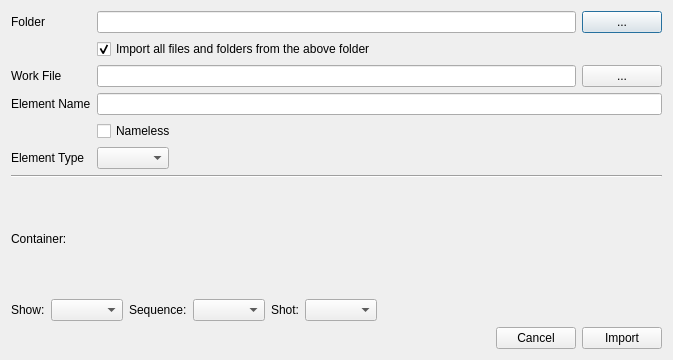
Qt form ui/importElementDialog.ui (sashaouellet/Helix) before a commit.
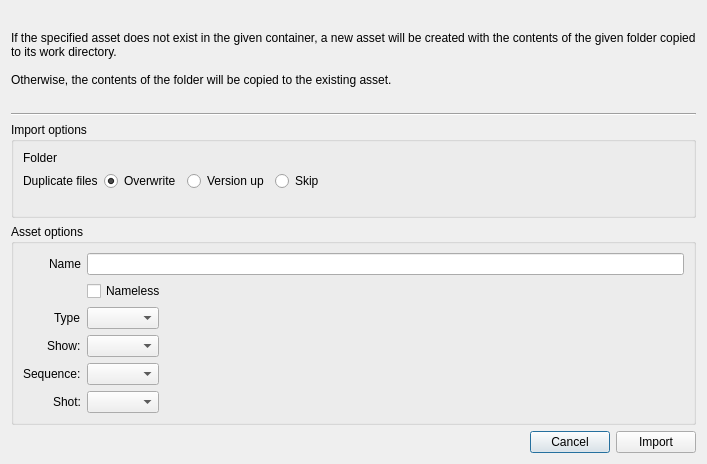
The same form after that commit.

Diff of the .ui file:
```diff
--- a/ui/importElementDialog.ui
+++ b/ui/importElementDialog.ui
@@ -6,8 +6,8 @@
    <rect>
     <x>0</x>
     <y>0</y>
-    <width>673</width>
-    <height>360</height>
+    <width>707</width>
+    <height>464</height>
    </rect>
   </property>
   <property name="windowTitle">
@@ -15,9 +15,32 @@
   </property>
   <layout class="QVBoxLayout" name="verticalLayout">
    <item>
-    <layout class="QFormLayout" name="formLayout_2">
+    <widget class="QLabel" name="label">
+     <property name="text">
+      <string>If the specified asset does not exist in the given container, a new asset will be created with the contents of the given folder copied to its work directory. 
+
+Otherwise, the contents of the folder will be copied to the existing asset.</string>
+     </property>
+     <property name="wordWrap">
+      <bool>true</bool>
+     </property>
+    </widget>
+   </item>
+   <item>
+    <widget class="Line" name="line">
+     <property name="orientation">
+      <enum>Qt::Horizontal</enum>
+     </property>
+    </widget>
+   </item>
+   <item>
+    <widget class="QGroupBox" name="groupBox">
+     <property name="title">
+      <string>Import options</string>
+     </property>
+     <layout class="QFormLayout" name="formLayout">
      <property name="fieldGrowthPolicy">
-      <enum>QFormLayout::AllNonFixedFieldsGrow</enum>
+       <enum>QFormLayout::ExpandingFieldsGrow</enum>
      </property>
      <item row="0" column="0">
       <widget class="QLabel" name="LBL_folder">
@@ -30,57 +53,85 @@
       </widget>
      </item>
      <item row="0" column="1">
-      <layout class="QHBoxLayout" name="horizontalLayout_5">
-       <item>
-        <widget class="QLineEdit" name="LNE_folder"/>
-       </item>
-       <item>
-        <widget class="QPushButton" name="BTN_folder">
-         <property name="text">
-          <string>...</string>
-         </property>
-        </widget>
-       </item>
-      </layout>
-     </item>
-     <item row="2" column="0">
-      <widget class="QLabel" name="LBL_file">
-       <property name="toolTip">
-        <string>This is the actual file that represents the element, i.e. a Maya scene file, Nuke script, etc.</string>
-       </property>
-       <property name="text">
-        <string>Work File</string>
-       </property>
-      </widget>
-     </item>
-     <item row="2" column="1">
+       <layout class="QHBoxLayout" name="LAY_folderSelect"/>
+      </item>
+      <item row="1" column="1">
       <layout class="QHBoxLayout" name="horizontalLayout_2">
        <item>
-        <widget class="QLineEdit" name="LNE_file"/>
+         <widget class="QRadioButton" name="RDO_overwrite">
+          <property name="text">
+           <string>Overwrite</string>
+          </property>
+          <property name="checked">
+           <bool>true</bool>
+          </property>
+         </widget>
        </item>
        <item>
-        <widget class="QPushButton" name="BTN_file">
+         <widget class="QRadioButton" name="RDO_versionUp">
          <property name="text">
-          <string>...</string>
+           <string>Version up</string>
          </property>
         </widget>
        </item>
-      </layout>
-     </item>
-     <item row="3" column="0">
+        <item>
+         <widget class="QRadioButton" name="RDO_skip">
+          <property name="text">
+           <string>Skip</string>
+          </property>
+         </widget>
+        </item>
+        <item>
+         <spacer name="horizontalSpacer_3">
+          <property name="orientation">
+           <enum>Qt::Horizontal</enum>
+          </property>
+          <property name="sizeHint" stdset="0">
+           <size>
+            <width>40</width>
+            <height>20</height>
+           </size>
+          </property>
+         </spacer>
+        </item>
+       </layout>
+      </item>
+      <item row="1" column="0">
+       <widget class="QLabel" name="label_3">
+        <property name="text">
+         <string>Duplicate files</string>
+        </property>
+       </widget>
+      </item>
+     </layout>
+    </widget>
+   </item>
+   <item>
+    <widget class="QGroupBox" name="groupBox_2">
+     <property name="title">
+      <string>Asset options</string>
+     </property>
+     <layout class="QFormLayout" name="formLayout_3">
+      <property name="fieldGrowthPolicy">
+       <enum>QFormLayout::ExpandingFieldsGrow</enum>
+      </property>
+      <property name="labelAlignment">
+       <set>Qt::AlignBottom|Qt::AlignRight|Qt::AlignTrailing</set>
+      </property>
+      <item row="0" column="0">
       <widget class="QLabel" name="LBL_name">
        <property name="toolTip">
         <string>The name of the element you want to create.</string>
        </property>
        <property name="text">
-        <string>Element Name</string>
+         <string>Name</string>
        </property>
       </widget>
      </item>
-     <item row="3" column="1">
+      <item row="0" column="1">
       <widget class="QLineEdit" name="LNE_name"/>
      </item>
-     <item row="4" column="1">
+      <item row="1" column="1">
       <widget class="QCheckBox" name="CHK_nameless">
        <property name="toolTip">
         <string>In most cases, elements should have names. However, it may make more sense for some elements to live directly underneath their type folder, rather than an additional subfolder. When set to &quot;nameless,&quot; the element will be given an internal name. This is useful for elements like ingested background plates.</string>
@@ -90,111 +141,51 @@
        </property>
       </widget>
      </item>
-     <item row="5" column="0">
+      <item row="2" column="0">
       <widget class="QLabel" name="LBL_type">
        <property name="toolTip">
         <string>The type of the element you want to create.</string>
        </property>
        <property name="text">
-        <string>Element Type</string>
+         <string>Type</string>
        </property>
       </widget>
      </item>
-     <item row="5" column="1">
-      <layout class="QHBoxLayout" name="horizontalLayout_6">
-       <item>
+      <item row="2" column="1">
         <widget class="QComboBox" name="CMB_type"/>
        </item>
-       <item>
-        <spacer name="horizontalSpacer_4">
-         <property name="orientation">
-          <enum>Qt::Horizontal</enum>
-         </property>
-         <property name="sizeHint" stdset="0">
-          <size>
-           <width>40</width>
-           <height>20</height>
-          </size>
-         </property>
-        </spacer>
-       </item>
-      </layout>
-     </item>
-     <item row="1" column="1">
-      <widget class="QCheckBox" name="CHK_importAll">
-       <property name="toolTip">
-        <string>By default, all files/folders from the selected folder will also be imported into the new element's folder. Uncheck this if you only want the selected &quot;work file&quot; to be imported.</string>
-       </property>
-       <property name="text">
-        <string>Import all files and folders from the above folder</string>
-       </property>
-       <property name="checked">
-        <bool>true</bool>
-       </property>
-      </widget>
-     </item>
-    </layout>
-   </item>
-   <item>
-    <widget class="Line" name="line">
-     <property name="orientation">
-      <enum>Qt::Horizontal</enum>
-     </property>
-    </widget>
-   </item>
-   <item>
-    <widget class="QLabel" name="LBL_container">
-     <property name="text">
-      <string>Container:</string>
-     </property>
-    </widget>
-   </item>
-   <item>
-    <layout class="QHBoxLayout" name="horizontalLayout_3">
-     <item>
+      <item row="3" column="0">
       <widget class="QLabel" name="LBL_show">
        <property name="text">
         <string>Show:</string>
        </property>
       </widget>
      </item>
-     <item>
+      <item row="3" column="1">
       <widget class="QComboBox" name="CMB_show"/>
      </item>
-     <item>
+      <item row="4" column="0">
       <widget class="QLabel" name="LBL_seq">
        <property name="text">
         <string>Sequence:</string>
        </property>
       </widget>
      </item>
-     <item>
+      <item row="4" column="1">
       <widget class="QComboBox" name="CMB_seq"/>
      </item>
-     <item>
+      <item row="5" column="0">
       <widget class="QLabel" name="LBL_shot">
        <property name="text">
         <string>Shot:</string>
        </property>
       </widget>
      </item>
-     <item>
+      <item row="5" column="1">
       <widget class="QComboBox" name="CMB_shot"/>
      </item>
-     <item>
-      <spacer name="horizontalSpacer_2">
-       <property name="orientation">
-        <enum>Qt::Horizontal</enum>
-       </property>
-       <property name="sizeHint" stdset="0">
-        <size>
-         <width>40</width>
-         <height>20</height>
-        </size>
-       </property>
-      </spacer>
-     </item>
-    </layout>
+     </layout>
+    </widget>
    </item>
    <item>
     <layout class="QHBoxLayout" name="horizontalLayout">
```
Left out of the diff: 2 changed lines with no effect on the pictures. Lines whose indentation alone changed are shown as unchanged.
